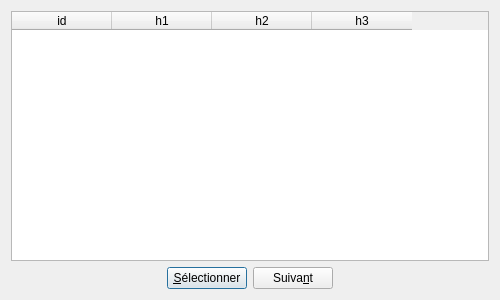
First picture: the form in app/cpp/qmake/mingw/code/src/manager/GTableWidgetUi.ui, repository gkesse/ReadyCode, before the edit.
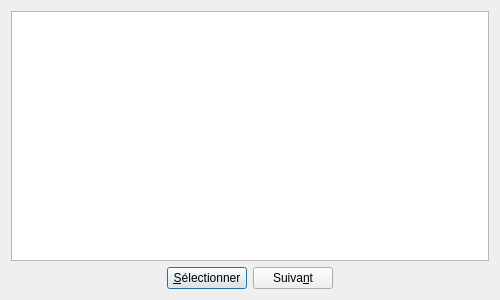
Second picture: the form after the edit.

Patch:
```diff
--- a/app/cpp/qmake/mingw/code/src/manager/GTableWidgetUi.ui
+++ b/app/cpp/qmake/mingw/code/src/manager/GTableWidgetUi.ui
@@ -22,26 +22,12 @@
   <layout class="QGridLayout" name="gridLayout">
    <item row="0" column="0">
     <widget class="QTableWidget" name="tableWidget">
-     <column>
-      <property name="text">
-       <string>id</string>
-      </property>
-     </column>
-     <column>
-      <property name="text">
-       <string>h1</string>
-      </property>
-     </column>
-     <column>
-      <property name="text">
-       <string>h2</string>
-      </property>
-     </column>
-     <column>
-      <property name="text">
-       <string>h3</string>
-      </property>
-     </column>
+     <property name="columnCount">
+      <number>0</number>
+     </property>
+     <attribute name="verticalHeaderHighlightSections">
+      <bool>true</bool>
+     </attribute>
     </widget>
    </item>
    <item row="1" column="0">
```
